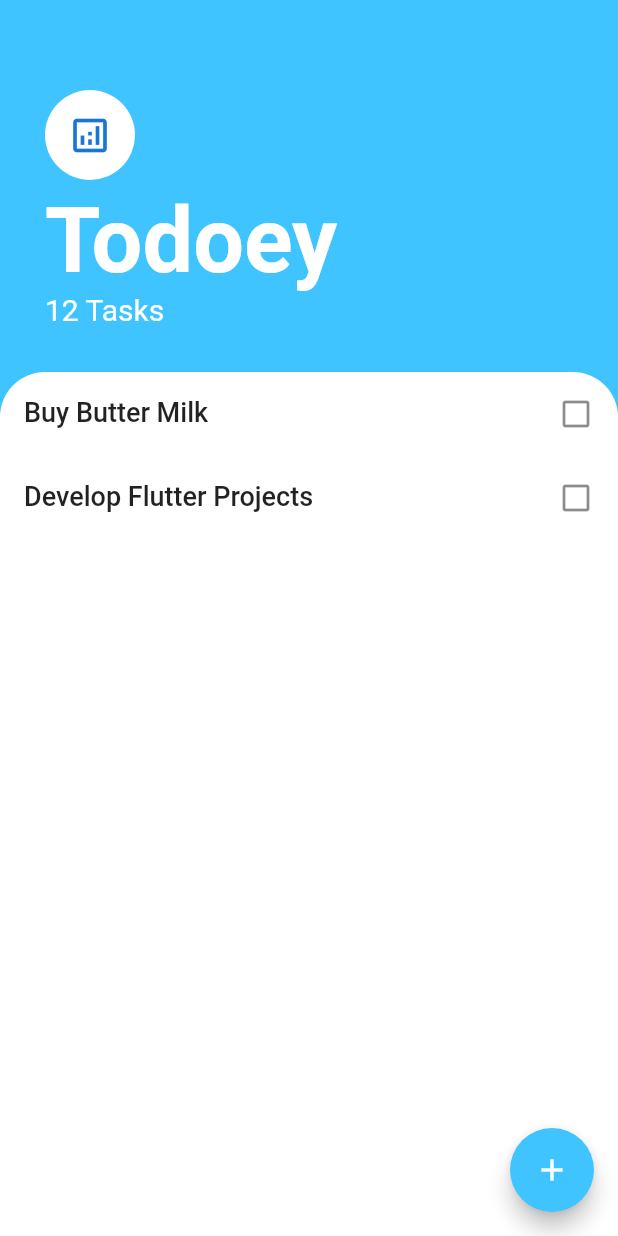
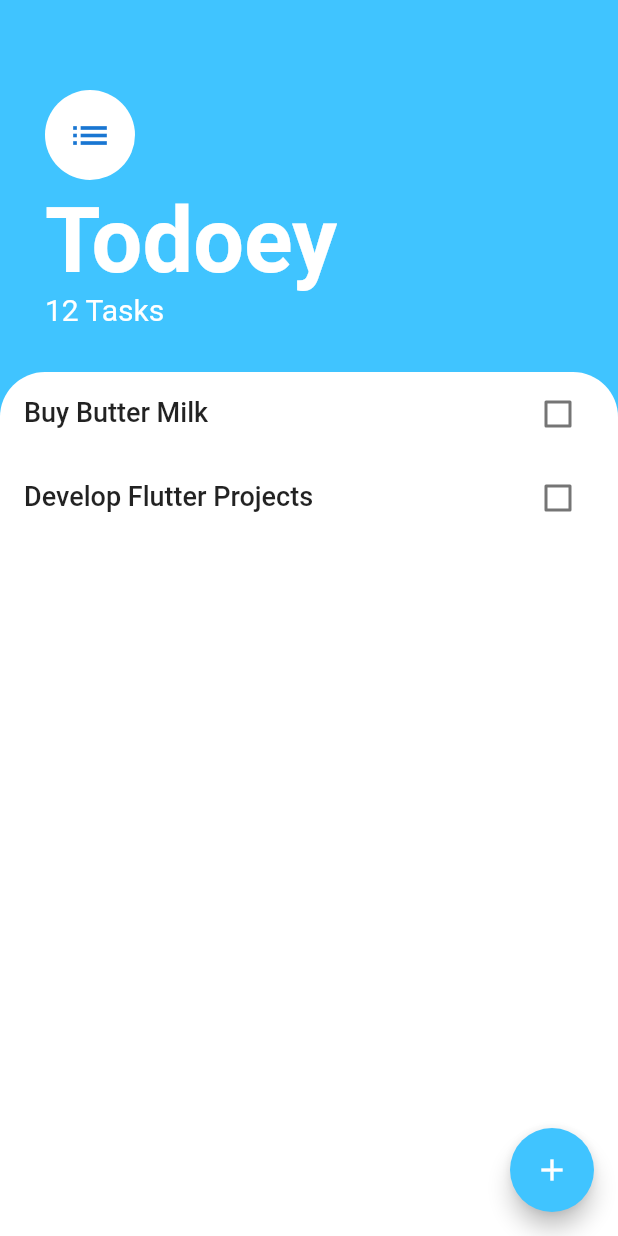
Before and after one commit to preetamvarun/To-Do-App, a Flutter app: the screen it shows after launch, on a phone screen of 412 x 824 dp. Run offline on Flutter 3.47's test engine with Material 2 defaults, Android fonts, the phone set to English and light mode, and no system bars.

Commit message:
change icon in the circle avatar widget

```diff
--- a/lib/main.dart
+++ b/lib/main.dart
@@ -6,7 +6,6 @@ void main(){
 }
 
 class MyApp extends StatelessWidget {
-  const MyApp({Key? key}) : super(key: key);
 
   @override
   Widget build(BuildContext context) {
--- a/lib/screens/screen1.dart
+++ b/lib/screens/screen1.dart
@@ -28,7 +28,7 @@ class TaskScreen extends StatelessWidget {
                 backgroundColor: Colors.white,
                   radius: 30.0,
                   child: Icon(
-                    Icons.analytics_outlined,
+                    Icons.list,
                     size: 30.0,
                   ),
                 ),
--- a/lib/widgetsDir/listTiles.dart
+++ b/lib/widgetsDir/listTiles.dart
@@ -1,8 +1,10 @@
 import 'package:flutter/material.dart';
 
+// ignore: camel_case_types
 class listTileWidget extends StatelessWidget {
 
   final stringText;
+  bool checkedValue=false;
 
   listTileWidget({this.stringText});
 
@@ -13,7 +15,10 @@ class listTileWidget extends StatelessWidget {
         fontWeight: FontWeight.w500,
         fontSize: 18.0,
       ),),
-      trailing : Icon(Icons.check_box_outline_blank),
+      trailing : Checkbox(
+        value: checkedValue,
+        onChanged: (bool? value) {  },
+      ),
     );
   }
 }
```
